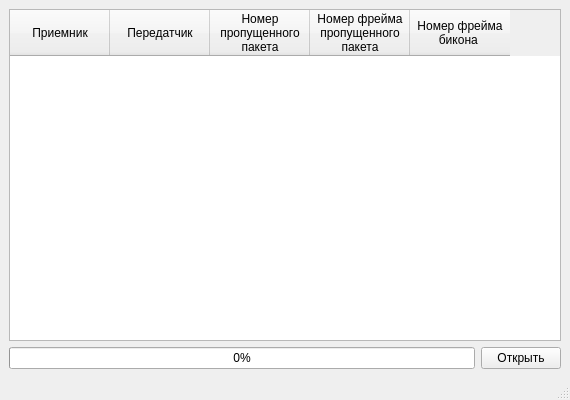
Above: mywidget.ui from RuSichPT/ParseWareshark_QT before the change. Below: the same form after it.
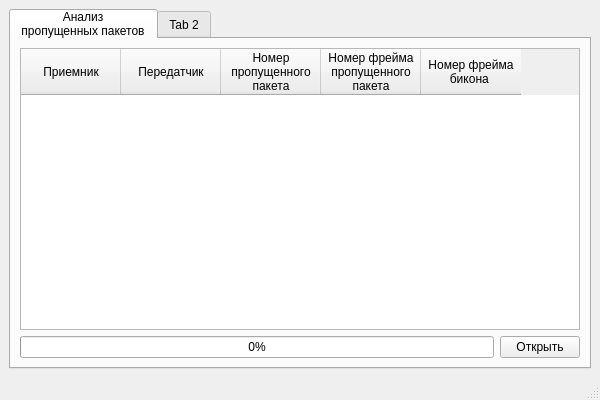
That is the form after the change.

Commit message: add tabs  задел на будущее

Diff of the .ui file:
```diff
--- a/mywidget.ui
+++ b/mywidget.ui
@@ -6,7 +6,7 @@
    <rect>
     <x>0</x>
     <y>0</y>
-    <width>570</width>
+    <width>600</width>
     <height>400</height>
    </rect>
   </property>
@@ -15,6 +15,38 @@
   </property>
   <widget class="QWidget" name="centralwidget">
    <layout class="QGridLayout" name="gridLayout">
+    <item row="0" column="0">
+     <widget class="QTabWidget" name="m_tabWidget">
+      <property name="enabled">
+       <bool>true</bool>
+      </property>
+      <property name="styleSheet">
+       <string notr="true">QTabBar::tab { height: 30px;}</string>
+      </property>
+      <property name="currentIndex">
+       <number>0</number>
+      </property>
+      <widget class="QWidget" name="m_tab">
+       <property name="sizePolicy">
+        <sizepolicy hsizetype="Preferred" vsizetype="Preferred">
+         <horstretch>0</horstretch>
+         <verstretch>0</verstretch>
+        </sizepolicy>
+       </property>
+       <attribute name="title">
+        <string>Анализ 
+пропущенных пакетов</string>
+       </attribute>
+       <layout class="QGridLayout" name="gridLayout_2">
+        <property name="leftMargin">
+         <number>9</number>
+        </property>
+        <property name="topMargin">
+         <number>9</number>
+        </property>
+        <property name="bottomMargin">
+         <number>9</number>
+        </property>
     <item row="0" column="0" colspan="2">
      <widget class="QTableWidget" name="m_table">
       <property name="enabled">
@@ -74,6 +106,16 @@
     </item>
    </layout>
   </widget>
+      <widget class="QWidget" name="m_tab_2">
+       <attribute name="title">
+        <string>Tab 2</string>
+       </attribute>
+       <layout class="QGridLayout" name="gridLayout_3"/>
+      </widget>
+     </widget>
+    </item>
+   </layout>
+  </widget>
   <widget class="QMenuBar" name="menubar">
    <property name="geometry">
     <rect>
```
Left out of the diff: 2 changed lines with no effect on the pictures. Lines whose indentation alone changed are shown as unchanged. The commit also changes 1 other file.
